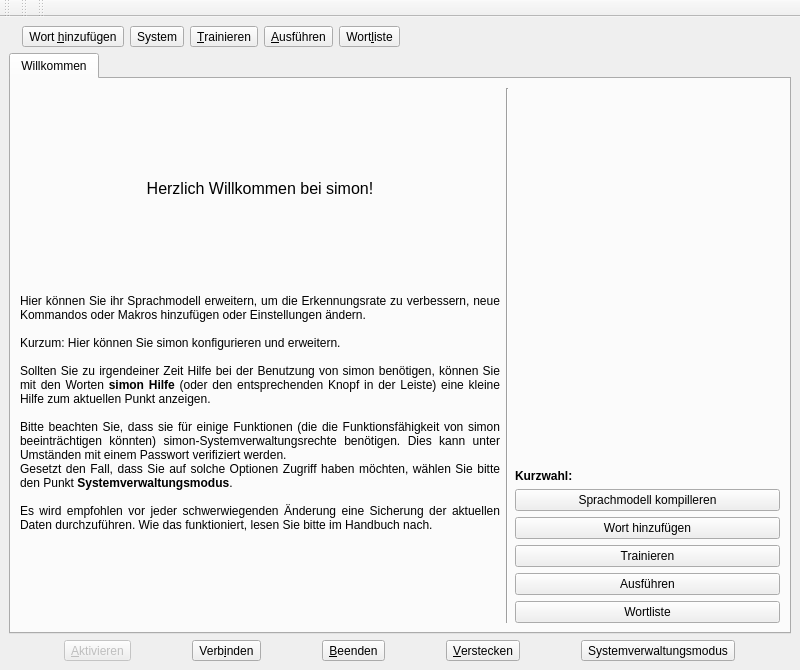
First picture: the form in ui/main.ui, repository KDE/simon, before the edit.
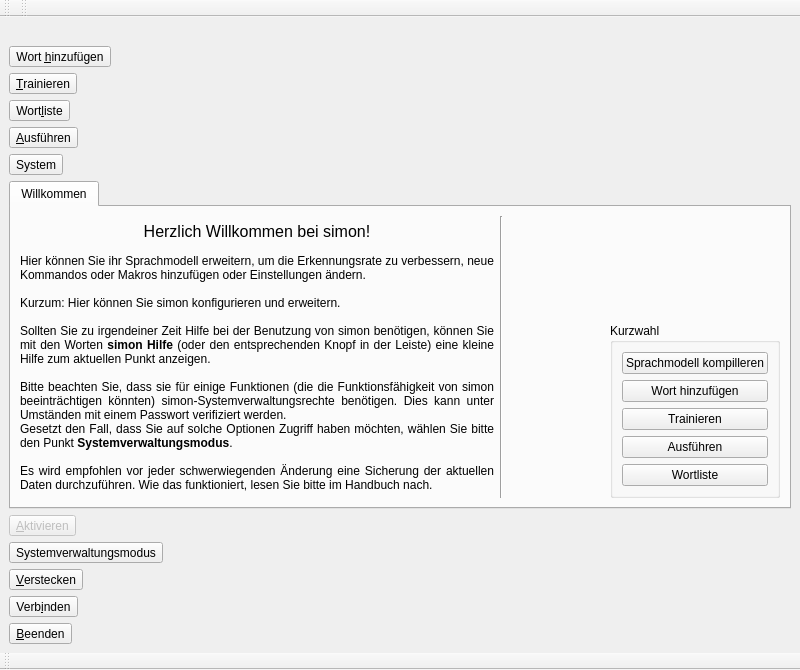
Second picture: the form after the edit. Icons and pictures are not drawn. Custom widgets are drawn as their Qt base class.

The edit to the form file:
```diff
--- a/ui/main.ui
+++ b/ui/main.ui
@@ -21,8 +21,6 @@
   <widget class="QWidget" name="centralwidget" >
    <layout class="QVBoxLayout" >
     <item>
-     <layout class="QHBoxLayout" >
-      <item>
        <widget class="QLabel" name="lbLogo" >
         <property name="sizePolicy" >
          <sizepolicy vsizetype="Fixed" hsizetype="Preferred" >
@@ -53,29 +51,7 @@
          <string>Wort &amp;hinzufügen</string>
         </property>
         <property name="icon" >
-         <iconset/>
-        </property>
-        <property name="iconSize" >
-         <size>
-          <width>24</width>
-          <height>24</height>
-         </size>
-        </property>
-        <property name="checkable" >
-         <bool>true</bool>
-        </property>
-        <property name="toolButtonStyle" >
-         <enum>Qt::ToolButtonTextUnderIcon</enum>
-        </property>
-       </widget>
-      </item>
-      <item>
-       <widget class="QToolButton" name="pbSettings" >
-        <property name="text" >
-         <string>System</string>
-        </property>
-        <property name="icon" >
-         <iconset/>
+       <iconset resource="../action_icons.qrc" >:/images/icons/edit-add.svg</iconset>
         </property>
         <property name="iconSize" >
          <size>
@@ -97,29 +73,7 @@
          <string>&amp;Trainieren</string>
         </property>
         <property name="icon" >
-         <iconset/>
-        </property>
-        <property name="iconSize" >
-         <size>
-          <width>24</width>
-          <height>24</height>
-         </size>
-        </property>
-        <property name="checkable" >
-         <bool>true</bool>
-        </property>
-        <property name="toolButtonStyle" >
-         <enum>Qt::ToolButtonTextUnderIcon</enum>
-        </property>
-       </widget>
-      </item>
-      <item>
-       <widget class="QToolButton" name="pbRunProgram" >
-        <property name="text" >
-         <string>&amp;Ausführen</string>
-        </property>
-        <property name="icon" >
-         <iconset/>
+       <iconset resource="../other_icons.qrc" >:/images/icons/kvoctrain.svg</iconset>
         </property>
         <property name="iconSize" >
          <size>
@@ -158,19 +112,48 @@
        </widget>
       </item>
       <item>
-       <spacer>
-        <property name="orientation" >
-         <enum>Qt::Horizontal</enum>
-        </property>
-        <property name="sizeHint" >
+     <widget class="QToolButton" name="pbRunProgram" >
+      <property name="text" >
+       <string>&amp;Ausführen</string>
+      </property>
+      <property name="icon" >
+       <iconset resource="../other_icons.qrc" >:/images/icons/system-run.svg</iconset>
+      </property>
+      <property name="iconSize" >
          <size>
-          <width>40</width>
-          <height>20</height>
-         </size>
-        </property>
-       </spacer>
-      </item>
-     </layout>
+        <width>24</width>
+        <height>24</height>
+       </size>
+      </property>
+      <property name="checkable" >
+       <bool>true</bool>
+      </property>
+      <property name="toolButtonStyle" >
+       <enum>Qt::ToolButtonTextUnderIcon</enum>
+      </property>
+     </widget>
+    </item>
+    <item>
+     <widget class="QToolButton" name="pbSettings" >
+      <property name="text" >
+       <string>System</string>
+      </property>
+      <property name="icon" >
+       <iconset resource="../category_icons.qrc" >:/images/icons/preferences-system.svg</iconset>
+      </property>
+      <property name="iconSize" >
+       <size>
+        <width>24</width>
+        <height>24</height>
+       </size>
+      </property>
+      <property name="checkable" >
+       <bool>true</bool>
+      </property>
+      <property name="toolButtonStyle" >
+       <enum>Qt::ToolButtonTextUnderIcon</enum>
+      </property>
+     </widget>
     </item>
     <item>
      <widget class="InlineWidgetView" name="inlineView" >
@@ -276,8 +259,6 @@
          </widget>
         </item>
         <item>
-         <layout class="QVBoxLayout" >
-          <item>
            <widget class="QLabel" name="lbWelcomeLogo" >
             <property name="sizePolicy" >
              <sizepolicy vsizetype="Fixed" hsizetype="Preferred" >
@@ -303,6 +284,18 @@
            </widget>
           </item>
           <item>
+         <layout class="QVBoxLayout" >
+          <item>
+           <widget class="QLabel" name="label" >
+            <property name="text" >
+             <string/>
+            </property>
+            <property name="pixmap" >
+             <pixmap resource="../others.qrc" >:/images/simon.png</pixmap>
+            </property>
+           </widget>
+          </item>
+          <item>
            <spacer>
             <property name="orientation" >
              <enum>Qt::Vertical</enum>
@@ -316,15 +309,11 @@
            </spacer>
           </item>
           <item>
-           <widget class="QLabel" name="lbQuickdial" >
-            <property name="text" >
-             <string>&lt;html>&lt;head>&lt;meta name="qrichtext" content="1" />&lt;style type="text/css">
-p, li { white-space: pre-wrap; }
-&lt;/style>&lt;/head>&lt;body style=" font-family:'Sans Serif'; font-size:9pt; font-weight:400; font-style:normal;">
-&lt;p style=" margin-top:0px; margin-bottom:0px; margin-left:0px; margin-right:0px; -qt-block-indent:0; text-indent:0px;">&lt;span style=" font-weight:600;">Kurzwahl:&lt;/span>&lt;/p>&lt;/body>&lt;/html></string>
+           <widget class="QGroupBox" name="groupBox" >
+            <property name="title" >
+             <string>Kurzwahl</string>
             </property>
-           </widget>
-          </item>
+            <layout class="QVBoxLayout" >
           <item>
            <widget class="QPushButton" name="pbCompileModel" >
             <property name="text" >
@@ -430,13 +419,14 @@
            </widget>
           </item>
          </layout>
-        </item>
-       </layout>
+           </widget>
+          </item>
+         </layout>
+        </item>
+       </layout>
       </widget>
      </widget>
     </item>
-    <item>
-     <layout class="QHBoxLayout" >
       <item>
        <widget class="QToolButton" name="pbActivision" >
         <property name="enabled" >
@@ -446,7 +436,51 @@
          <string>&amp;Aktivieren</string>
         </property>
         <property name="icon" >
-         <iconset/>
+       <iconset resource="../action_icons.qrc" >:/images/icons/media-playback-start.svg</iconset>
+      </property>
+      <property name="iconSize" >
+       <size>
+        <width>24</width>
+        <height>24</height>
+       </size>
+      </property>
+      <property name="toolButtonStyle" >
+       <enum>Qt::ToolButtonTextBesideIcon</enum>
+      </property>
+     </widget>
+    </item>
+    <item>
+     <widget class="QToolButton" name="pbKeyed" >
+      <property name="enabled" >
+       <bool>true</bool>
+      </property>
+      <property name="text" >
+       <string>Systemverwaltungsmodus</string>
+      </property>
+      <property name="icon" >
+       <iconset resource="../action_icons.qrc" >:/images/icons/lock.svg</iconset>
+      </property>
+      <property name="iconSize" >
+       <size>
+        <width>24</width>
+        <height>24</height>
+       </size>
+      </property>
+      <property name="toolButtonStyle" >
+       <enum>Qt::ToolButtonTextBesideIcon</enum>
+      </property>
+     </widget>
+    </item>
+    <item>
+     <widget class="QToolButton" name="pbHide" >
+      <property name="enabled" >
+       <bool>true</bool>
+      </property>
+      <property name="text" >
+       <string>&amp;Verstecken</string>
+      </property>
+      <property name="icon" >
+       <iconset resource="../action_icons.qrc" >:/images/icons/go-bottom.svg</iconset>
         </property>
         <property name="iconSize" >
          <size>
@@ -502,52 +536,6 @@
          <enum>Qt::ToolButtonTextBesideIcon</enum>
         </property>
        </widget>
-      </item>
-      <item>
-       <widget class="QToolButton" name="pbHide" >
-        <property name="enabled" >
-         <bool>true</bool>
-        </property>
-        <property name="text" >
-         <string>&amp;Verstecken</string>
-        </property>
-        <property name="icon" >
-         <iconset/>
-        </property>
-        <property name="iconSize" >
-         <size>
-          <width>24</width>
-          <height>24</height>
-         </size>
-        </property>
-        <property name="toolButtonStyle" >
-         <enum>Qt::ToolButtonTextBesideIcon</enum>
-        </property>
-       </widget>
-      </item>
-      <item>
-       <widget class="QToolButton" name="pbKeyed" >
-        <property name="enabled" >
-         <bool>true</bool>
-        </property>
-        <property name="text" >
-         <string>Systemverwaltungsmodus</string>
-        </property>
-        <property name="icon" >
-         <iconset/>
-        </property>
-        <property name="iconSize" >
-         <size>
-          <width>24</width>
-          <height>24</height>
-         </size>
-        </property>
-        <property name="toolButtonStyle" >
-         <enum>Qt::ToolButtonTextBesideIcon</enum>
-        </property>
-       </widget>
-      </item>
-     </layout>
     </item>
    </layout>
   </widget>
@@ -559,7 +547,7 @@
     <bool>true</bool>
    </property>
    <attribute name="toolBarArea" >
-    <enum>TopToolBarArea</enum>
+    <enum>BottomToolBarArea</enum>
    </attribute>
    <attribute name="toolBarBreak" >
     <bool>false</bool>
```
Left out of the diff: 8 changed lines with no effect on the pictures. Lines whose indentation alone changed are shown as unchanged.
